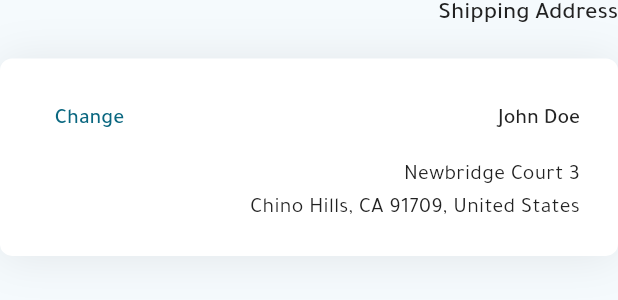
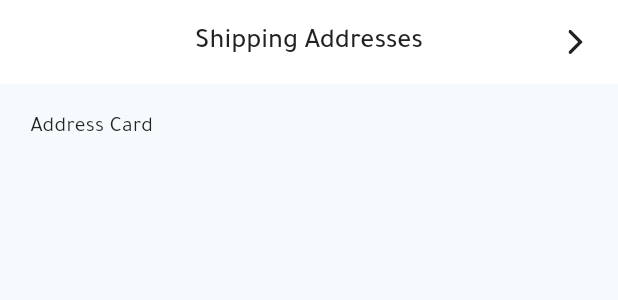
Before and after one commit to aoa97/ecommerce-app, a Flutter app: the ShippingAddressSection widget shown alone on an empty page, opened directly, after a tap on "Change", on a phone screen of 412 x 824 dp. Shown: the top 300 px of the screen. Run offline on Flutter 3.47's test engine with Material 2 defaults, Android fonts, the phone set to English and light mode, and no system bars; drawn by our look-alikes of modal_progress_hud_nsn; our stand-ins replace cached_network_image, dio, equatable, flutter_bloc, flutter_hooks, flutter_rating_bar and 10 more; missing offline and left inert: print_color; accounts and stored records are empty; generated files the repository leaves out were written again; network calls fail.

Commit message:
Addresses module initial layout

```diff
--- a/lib/core/presentation/router/app_router.dart
+++ b/lib/core/presentation/router/app_router.dart
@@ -1,4 +1,5 @@
 import 'package:ecommerce/core/features/layout/routes/main_layout_routes.dart';
+import 'package:ecommerce/features/addresses/presentation/routes/addresses_routes.dart';
 import 'package:ecommerce/features/auth/presentation/routes/auth_routes.dart';
 import 'package:ecommerce/features/checkout/presentation/routes/checkout_routes.dart';
 import 'package:ecommerce/features/product/presentation/routes/product_routes.dart';
@@ -15,5 +16,6 @@ final appRouter = GoRouter(
     mainLayoutRouter,
     productRouter,
     checkoutRouter,
+    addressesRouter,
   ],
 );
--- /dev/null
+++ b/lib/features/addresses/presentation/routes/addresses_routes.dart
@@ -0,0 +1,10 @@
+import 'package:ecommerce/core/presentation/router/app_router.dart';
+import 'package:ecommerce/core/presentation/router/page_builders.dart';
+import 'package:ecommerce/features/addresses/presentation/ui/screens/addresses_screen.dart';
+import 'package:go_router/go_router.dart';
+
+final addressesRouter = GoRoute(
+  parentNavigatorKey: appRouteNavigatorKey,
+  path: "/addresses",
+  pageBuilder: (context, state) => PageBuilders.slideVertical(state: state, child: const AddressesScreen()),
+);
--- /dev/null
+++ b/lib/features/addresses/presentation/ui/screens/addresses_screen.dart
@@ -0,0 +1,23 @@
+import 'package:ecommerce/core/presentation/widgets/main_app_bar.dart';
+import 'package:flutter/material.dart';
+import 'package:flutter_screenutil/flutter_screenutil.dart';
+
+class AddressesScreen extends StatelessWidget {
+  const AddressesScreen({super.key});
+
+  @override
+  Widget build(BuildContext context) {
+    return Scaffold(
+      appBar: MainAppBar.basic(context, hasBackButton: true, title: const Text("Shipping Addresses")),
+      body: Padding(
+        padding: EdgeInsets.all(20.h),
+        child: const Column(
+          crossAxisAlignment: CrossAxisAlignment.start,
+          children: [
+            Text("Address Card"),
+          ],
+        ),
+      ),
+    );
+  }
+}
--- a/lib/features/checkout/presentation/ui/containers/shipping_address_section.dart
+++ b/lib/features/checkout/presentation/ui/containers/shipping_address_section.dart
@@ -3,6 +3,7 @@ import 'package:ecommerce/core/presentation/utils/palette.dart';
 import 'package:ecommerce/core/presentation/utils/sizes.dart';
 import 'package:flutter/material.dart';
 import 'package:flutter_screenutil/flutter_screenutil.dart';
+import 'package:go_router/go_router.dart';
 
 class ShippingAddressSection extends StatelessWidget {
   const ShippingAddressSection({super.key});
@@ -28,7 +29,12 @@ class ShippingAddressSection extends StatelessWidget {
                 mainAxisAlignment: MainAxisAlignment.spaceBetween,
                 children: [
                   Text("John Doe", style: context.headlineSmallText),
-                  TextButton(onPressed: () {}, child: const Text("Change")),
+                  TextButton(
+                    onPressed: () {
+                      context.push("/addresses");
+                    },
+                    child: const Text("Change"),
+                  ),
                 ],
               ),
               7.sph,
```
